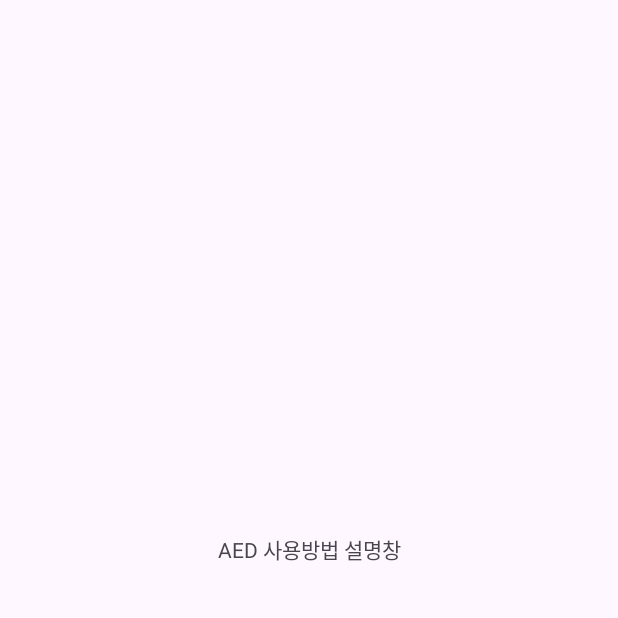
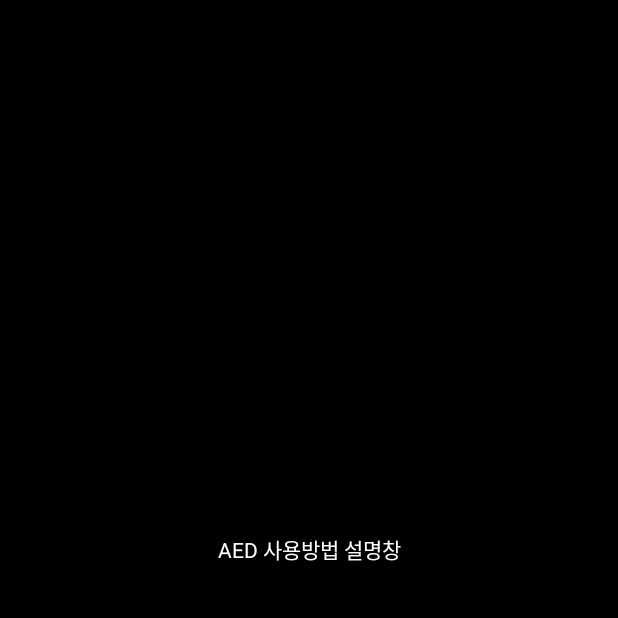
Before and after one commit to pjy0308/FirstAidMaster, an Android app: the aedInstruction screen opened directly, with no data from a screen before it, on a phone screen of 412 x 824 dp, the top half of it. Before the commit the part shown is almost empty. Run offline under Robolectric (Android 15) with nearby library versions, the phone set to English and light mode, and no system bars.

Commit message:
배경색 블랙으로 변경

```diff
--- a/app/src/main/res/layout/activity_aed_instruction.xml
+++ b/app/src/main/res/layout/activity_aed_instruction.xml
@@ -4,6 +4,7 @@
     xmlns:tools="http://schemas.android.com/tools"
     android:layout_width="match_parent"
     android:layout_height="match_parent"
+    android:background="@color/black"
     tools:context=".aedInstruction">
 
     <TextView
@@ -13,6 +14,8 @@
         android:layout_marginTop="273dp"
         android:layout_marginBottom="365dp"
         android:text="AED 사용방법 설명창"
+        android:textAlignment="viewStart"
+        android:textColor="@color/white"
         app:layout_constraintBottom_toBottomOf="parent"
         app:layout_constraintEnd_toEndOf="parent"
         app:layout_constraintStart_toStartOf="parent"
--- a/app/src/main/res/layout/activity_first_aid_list.xml
+++ b/app/src/main/res/layout/activity_first_aid_list.xml
@@ -4,6 +4,7 @@
     xmlns:tools="http://schemas.android.com/tools"
     android:layout_width="match_parent"
     android:layout_height="match_parent"
+    android:background="@color/black"
     tools:context=".FirstAidList">
 
 
@@ -12,5 +13,6 @@
         android:layout_width="wrap_content"
         android:layout_height="wrap_content"
         android:layout_weight="1"
-        android:text="cpr" />
+        android:text="cpr"
+        android:textColor="@color/white" />
 </LinearLayout>
--- a/app/src/main/res/layout/activity_main.xml
+++ b/app/src/main/res/layout/activity_main.xml
@@ -4,6 +4,7 @@
     xmlns:tools="http://schemas.android.com/tools"
     android:layout_width="match_parent"
     android:layout_height="match_parent"
+    android:background="@color/black"
     tools:context=".MainActivity">
 
     <Button
@@ -51,6 +52,7 @@
         android:layout_marginEnd="176dp"
         android:text="응마(응급처치마스터)"
         android:textAppearance="@style/TextAppearance.AppCompat.Large"
+        android:textColor="@color/white"
         android:typeface="normal"
         app:layout_constraintEnd_toEndOf="parent"
         app:layout_constraintStart_toStartOf="parent"
```
